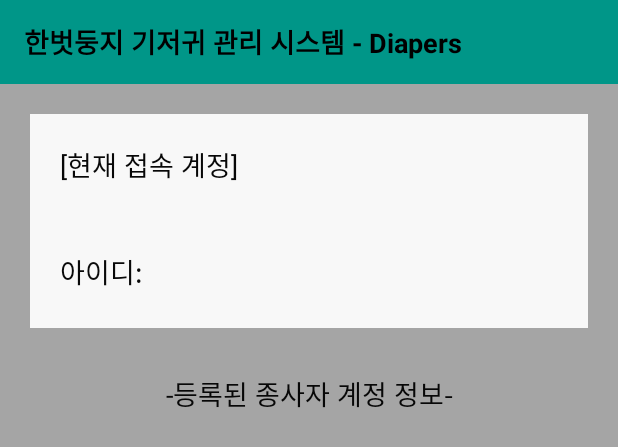
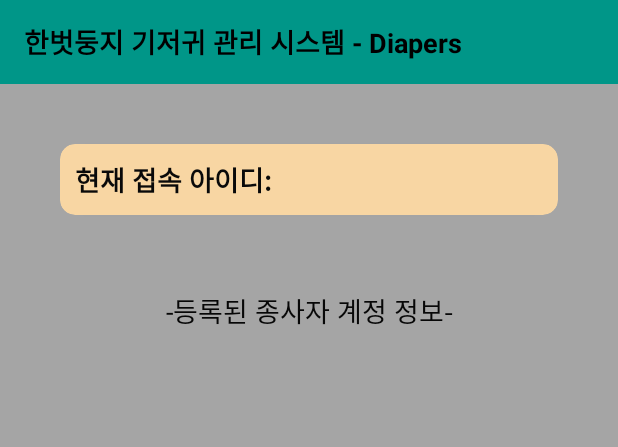
Before and after one commit to chachacha12/Diaper_project, an Android app: the layout activity_userinfo.xml on its own in the app's theme, with its tools: preview values and no code run, on a phone screen of 412 x 824 dp. Shown: the top 447 px of the screen. Run offline under Robolectric (Android 15) with nearby library versions, the light colour scheme and no system bars.

Commit message:
몇몇 UI 수정

```diff
--- a/app/src/main/res/layout/activity_main.xml
+++ b/app/src/main/res/layout/activity_main.xml
@@ -34,22 +34,23 @@
         android:layout_width="match_parent"
         android:layout_height="match_parent"
         android:layout_below="@id/toolbar"
+        android:layout_marginTop="3dp"
         android:background="#85FFFFFF">
 
     </androidx.recyclerview.widget.RecyclerView>
 
     <com.google.android.material.floatingactionbutton.FloatingActionButton
         android:id="@+id/floatingActionButton"
-        android:layout_width="80dp"
-        android:layout_height="80dp"
+        android:layout_width="60dp"
+        android:layout_height="60dp"
         android:layout_alignParentEnd="true"
+        android:layout_alignParentRight="true"
         android:layout_alignParentBottom="true"
         android:layout_marginRight="10dp"
         android:layout_marginBottom="10dp"
         android:backgroundTint="#E91E63"
         android:clickable="true"
-        app:srcCompat="@drawable/ic_add_black_24dp"
-        android:layout_alignParentRight="true" />
+        app:srcCompat="@drawable/ic_add_black_24dp" />
 
     <TextView
         android:id="@+id/textView_clickorder2"
--- a/app/src/main/res/layout/activity_userinfo.xml
+++ b/app/src/main/res/layout/activity_userinfo.xml
@@ -35,60 +35,55 @@
         android:layout_below="@id/toolbar7"
         android:background="#A5A5A5">
 
-        <LinearLayout
-            android:id="@+id/LinearLayout_currentUser"
+        <androidx.cardview.widget.CardView
+            android:id="@+id/cardView_userinfo"
             android:layout_width="match_parent"
             android:layout_height="wrap_content"
-            android:layout_marginStart="20dp"
-            android:layout_marginLeft="20dp"
-            android:layout_marginTop="20dp"
-            android:layout_marginEnd="20dp"
-            android:layout_marginRight="20dp"
-            android:layout_marginBottom="20dp"
-            android:background="#F8F8F8"
-            android:orientation="vertical">
+            android:layout_margin="40dp"
+            android:layout_marginStart="30dp"
+            android:layout_marginLeft="30dp"
+            android:layout_marginTop="30dp"
+            android:layout_marginEnd="30dp"
+            android:layout_marginRight="30dp"
+            android:layout_marginBottom="30dp"
+            app:cardBackgroundColor="#F8D6A3"
+            app:cardCornerRadius="10dp">
 
-            <TextView
-                android:id="@+id/textView9"
-                android:layout_width="match_parent"
-                android:layout_height="wrap_content"
-                android:layout_margin="20dp"
-                android:gravity="center|left"
-                android:text="[현재 접속 계정]"
-                android:textColor="#070707"
-                android:textSize="18sp" />
 
             <LinearLayout
-                android:layout_width="wrap_content"
+                android:layout_width="match_parent"
                 android:layout_height="match_parent"
-                android:layout_margin="20dp"
-                android:gravity="center"
                 android:orientation="horizontal">
 
                 <TextView
                     android:id="@+id/nametextView"
-                    android:layout_width="60dp"
-                    android:layout_height="wrap_content"
-                    android:text="아이디:"
+                    android:layout_width="wrap_content"
+                    android:layout_height="match_parent"
+                    android:layout_margin="10dp"
+                    android:text="현재 접속 아이디:"
                     android:textColor="#090909"
-                    android:textSize="18sp" />
+                    android:textSize="18sp"
+                    android:textStyle="bold" />
 
                 <TextView
                     android:id="@+id/name"
-                    android:layout_width="100dp"
-                    android:layout_height="wrap_content"
-                    android:layout_margin="5dp"
+                    android:layout_width="wrap_content"
+                    android:layout_height="match_parent"
+                    android:layout_margin="10dp"
                     android:textColor="#0B0B0A"
-                    android:textSize="18sp" />
+                    android:textSize="18sp"
+                    android:textStyle="bold" />
             </LinearLayout>
 
-        </LinearLayout>
+
+        </androidx.cardview.widget.CardView>
+
 
         <LinearLayout
             android:id="@+id/LinearLatout_textView"
             android:layout_width="match_parent"
             android:layout_height="wrap_content"
-            android:layout_below="@id/LinearLayout_currentUser"
+            android:layout_below="@id/cardView_userinfo"
             android:orientation="vertical">
 
             <TextView
@@ -106,7 +101,7 @@
         <androidx.recyclerview.widget.RecyclerView
             android:id="@+id/recyclerView_user"
             android:layout_width="match_parent"
-            android:layout_height="match_parent"
+            android:layout_height="wrap_content"
             android:layout_below="@id/LinearLatout_textView"
             android:background="#A5A5A5" />
 
--- a/app/src/main/res/layout/item_cnt.xml
+++ b/app/src/main/res/layout/item_cnt.xml
@@ -119,7 +119,7 @@
         <androidx.cardview.widget.CardView
             android:id="@+id/menu"
             android:layout_width="match_parent"
-            android:layout_height="50dp"
+            android:layout_height="40dp"
             android:layout_gravity="center"
             android:layout_margin="5dp"
             android:layout_weight="9"
@@ -130,7 +130,7 @@
                 android:layout_width="match_parent"
                 android:layout_height="match_parent"
                 android:layout_margin="3dp"
-                app:srcCompat="@android:drawable/ic_menu_edit" />
+                app:srcCompat="@android:drawable/ic_delete" />
         </androidx.cardview.widget.CardView>
     </LinearLayout>
 
--- a/app/src/main/res/layout/item_user.xml
+++ b/app/src/main/res/layout/item_user.xml
@@ -103,7 +103,7 @@
         <androidx.cardview.widget.CardView
             android:id="@+id/menu"
             android:layout_width="match_parent"
-            android:layout_height="50dp"
+            android:layout_height="30dp"
             android:layout_gravity="center"
             android:layout_margin="5dp"
             android:layout_weight="9"
@@ -114,7 +114,7 @@
                 android:layout_width="match_parent"
                 android:layout_height="match_parent"
                 android:layout_margin="3dp"
-                app:srcCompat="@android:drawable/ic_menu_edit" />
+                app:srcCompat="@android:drawable/ic_delete" />
         </androidx.cardview.widget.CardView>
     </LinearLayout>
 
```
